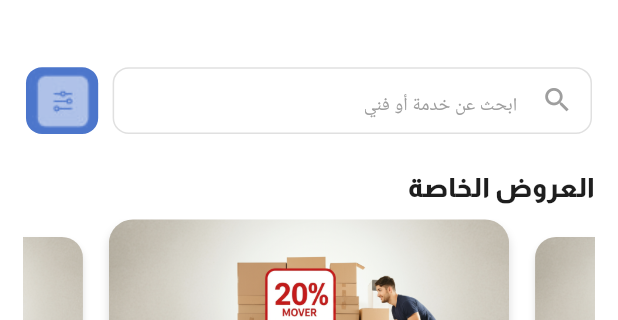
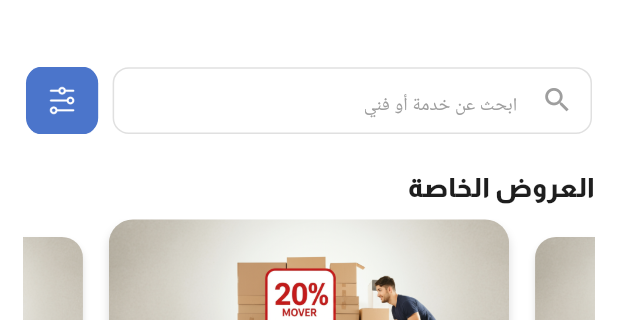
Before and after one commit to mona-alrayes/furniture_movers_project, a Flutter app: the HomeScreen screen opened directly, on a phone screen of 412 x 824 dp, the part 77-397 px from its top. Run offline on Flutter 3.47's test engine with Material 3 defaults, Android fonts, the phone set to English and light mode, and no system bars; drawn by our look-alikes of carousel_slider, flutter_rating_bar; our stand-ins replace flutter_screenutil, flutter_svg, google_fonts, image_picker, intl_phone_field, otp_text_field and 2 more; accounts and stored records are empty.

Commit message:
icon search bar

```diff
--- a/lib/screens/home/wedgit/custom_searchbar .dart
+++ b/lib/screens/home/wedgit/custom_searchbar .dart
@@ -43,7 +43,7 @@ class CustomSearchBar extends StatelessWidget {
             ),
 
               child: Image.asset(
-                'assets/icons/006.png', // لاحظ استبدال \ بـ / لتجنب مشاكل المسار
+                'assets/icons/search.png', // لاحظ استبدال \ بـ / لتجنب مشاكل المسار
                 width: 24.w,
                 height: 24.h,
               ),
```
Also changed, not shown: assets/icons/search.png (added), pubspec.lock.
